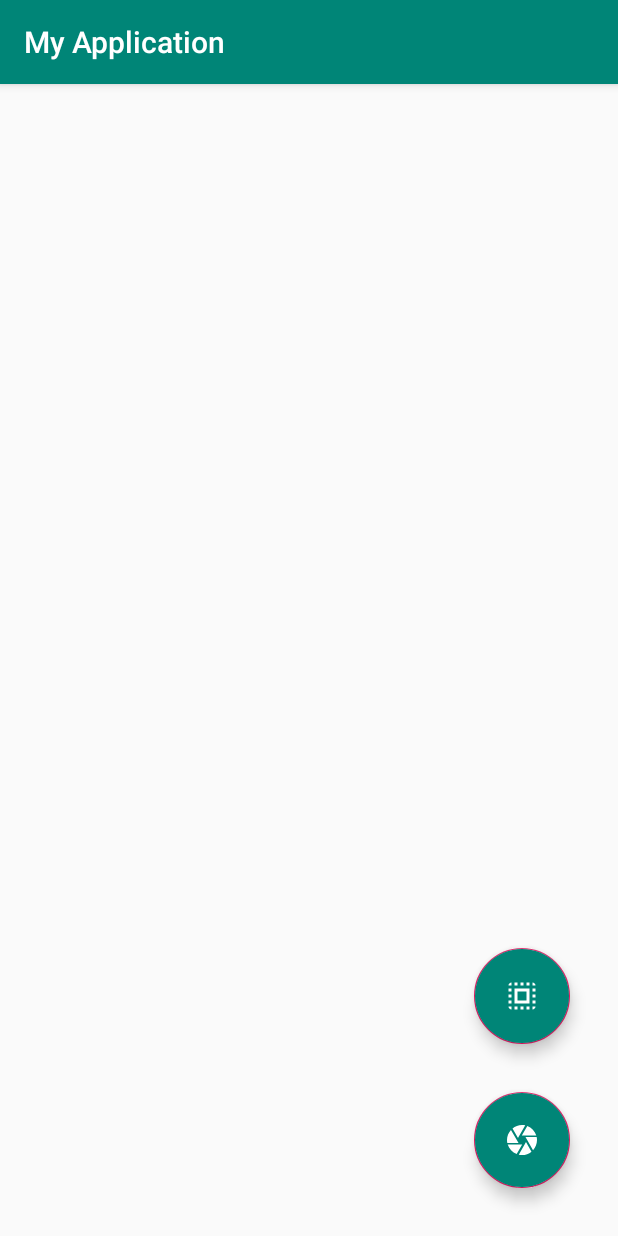
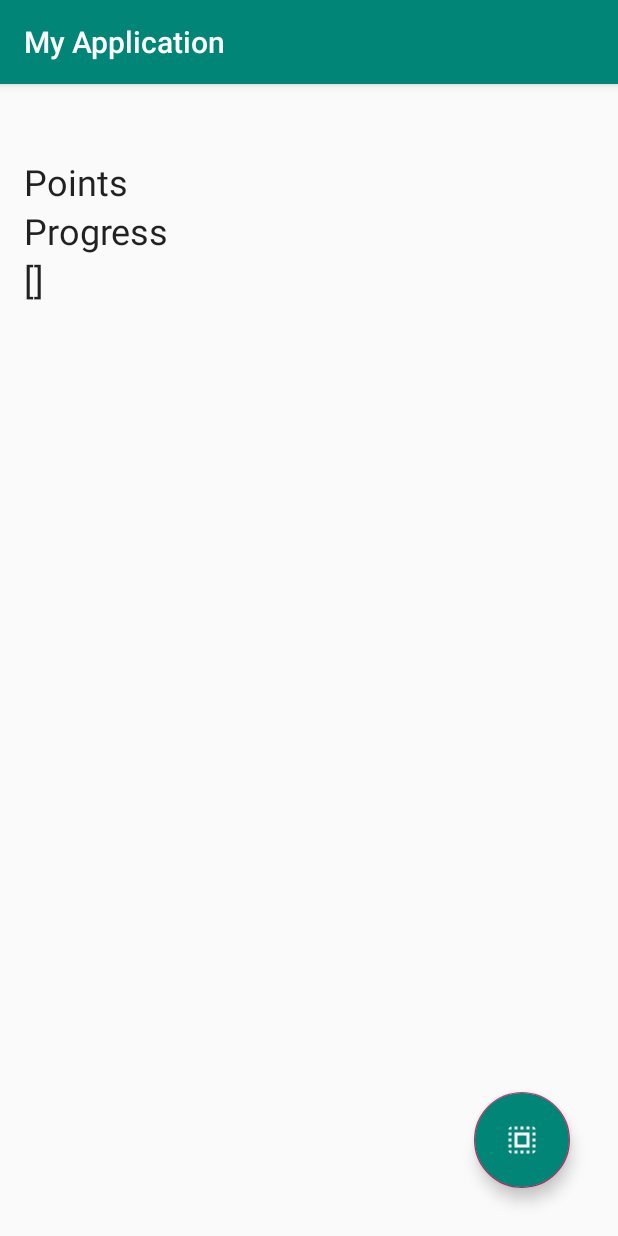
Before and after one commit to rafal-adamek/larp, an Android app: the screen it shows after launch (MainActivity), on a phone screen of 412 x 824 dp. Run offline under Robolectric (Android 15) with nearby library versions, the light colour scheme and no system bars; our stand-ins replace RxJava; libraries missing offline, so code that uses them is left out: com.google.firebase.ml.

Commit message:
Gamification
Working gaming logic

Co-authored-by: JKKrutak <jkkrutak@gmail.com>

```diff
--- a/app/src/main/AndroidManifest.xml
+++ b/app/src/main/AndroidManifest.xml
@@ -1,6 +1,6 @@
 <?xml version="1.0" encoding="utf-8"?>
 <manifest xmlns:android="http://schemas.android.com/apk/res/android"
-          package="com.up.larp">
+          xmlns:tools="http://schemas.android.com/tools" package="com.up.larp">
     <uses-permission android:name="android.permission.CAMERA"/>
 
     <uses-permission android:name="android.permission.ACCESS_COARSE_LOCATION" />
@@ -12,7 +12,8 @@
             android:roundIcon="@mipmap/ic_launcher_round"
             android:supportsRtl="true"
             android:theme="@style/AppTheme">
-        <activity android:name=".MainActivity">
+        <activity android:name=".MainActivity" android:screenOrientation="portrait"
+                  tools:ignore="LockedOrientationActivity">
             <intent-filter>
                 <action android:name="android.intent.action.MAIN"/>
 
--- a/app/src/main/java/com/up/larp/MainActivity.java
+++ b/app/src/main/java/com/up/larp/MainActivity.java
@@ -4,34 +4,34 @@ import android.Manifest;
 import android.content.Intent;
 import android.content.pm.PackageManager;
 import android.graphics.Bitmap;
+import android.os.Bundle;
 import android.provider.MediaStore;
 import android.view.View;
+import android.widget.EditText;
 import android.widget.ImageView;
+import android.widget.TextView;
 import android.widget.Toast;
-
-import androidx.annotation.NonNull;
+import androidx.appcompat.app.AlertDialog;
 import androidx.appcompat.app.AppCompatActivity;
 import androidx.core.app.ActivityCompat;
 import androidx.core.content.ContextCompat;
-
-import android.os.Bundle;
-
-import com.google.android.gms.tasks.OnFailureListener;
-import com.google.android.gms.tasks.OnSuccessListener;
 import com.google.android.material.floatingactionbutton.FloatingActionButton;
-import com.google.firebase.ml.vision.FirebaseVision;
 import com.google.firebase.ml.vision.common.FirebaseVisionImage;
-import com.google.firebase.ml.vision.label.FirebaseVisionImageLabel;
-import com.google.firebase.ml.vision.label.FirebaseVisionImageLabeler;
+import com.up.larp.gaming.Game;
+import com.up.larp.geo.GeoProvider;
+import com.up.larp.json.LarpJsonParser;
 import com.up.larp.json.LarpObject;
 import com.up.larp.labeling.ImageLabeler;
 import com.up.larp.qr.QrScanner;
-import com.up.larp.json.LarpJsonParser;
 
-import java.util.ArrayList;
 import java.util.List;
 
-public class MainActivity extends AppCompatActivity implements ImageLabeler.LabelCallback, LarpJsonParser.JsonResultCallback {
+public class MainActivity extends AppCompatActivity implements ImageLabeler.LabelCallback, LarpJsonParser.JsonResultCallback, Game.GameCallback {
+
+    private Game game;
+
+    FloatingActionButton fab;
+    FloatingActionButton qrFab;
 
     @Override
     protected void onCreate(Bundle savedInstanceState) {
@@ -70,13 +70,20 @@ public class MainActivity extends AppCompatActivity implements ImageLabeler.Labe
             Toast.makeText(getApplicationContext(), "Permissions already granted", Toast.LENGTH_SHORT).show();
         }
 
+        fab = findViewById(R.id.fabCamera);
+        qrFab = findViewById(R.id.fabQr);
 
-        FloatingActionButton fab = findViewById(R.id.fabCamera);
-        FloatingActionButton qrFab = findViewById(R.id.fabQr);
 
         fab.setOnClickListener(v -> dispatchTakePictureIntent(REQUEST_IMAGE_CAPTURE));
 
         qrFab.setOnClickListener(v -> dispatchTakePictureIntent(REQUEST_QR_SCAN));
+
+        GeoProvider geoProvider = new GeoProvider(this);
+
+        game = new Game(this);
+        game.attachGeoProvider(geoProvider.subscribe());
+
+        promptUsername();
     }
 
     private void dispatchTakePictureIntent(int request) {
@@ -103,12 +110,20 @@ public class MainActivity extends AppCompatActivity implements ImageLabeler.Labe
 
     @Override
     public void onLabelsReady(List<String> labels) {
-        Toast.makeText(this, labels.toString(), Toast.LENGTH_LONG).show();
+        runOnUiThread(() -> {
+            Toast.makeText(this, labels.toString(), Toast.LENGTH_LONG).show();
+            game.verifyLabels(labels);
+        });
     }
 
     @Override
     public void onJsonObjectReceived(List<LarpObject> larpObjects) {
-        runOnUiThread(() -> Toast.makeText(this, larpObjects.toString(), Toast.LENGTH_LONG).show());
+        runOnUiThread(() -> {
+            game.setLarpObjects(larpObjects);
+            fab.setVisibility(View.VISIBLE);
+            qrFab.setVisibility(View.GONE);
+            if (larpObjects.size() > 0) Toast.makeText(this, "Objects fetched", Toast.LENGTH_LONG).show();
+        });
     }
 
     private void parseQr(Bitmap image) {
@@ -130,6 +145,48 @@ public class MainActivity extends AppCompatActivity implements ImageLabeler.Labe
 
     }
 
+    @Override
+    public void onGameFinished(String username, int points) {
+        TextView textView = findViewById(R.id.endgame);
+        textView.setText("You win, " + username);
+        fab.setVisibility(View.GONE);
+//        qrFab.setVisibility(View.VISIBLE);
+    }
+
+    @Override
+    public void onNextLevel(Game game) {
+        TextView name = findViewById(R.id.name);
+        TextView points = findViewById(R.id.points);
+        TextView progress = findViewById(R.id.progress);
+        TextView labels = findViewById(R.id.labels);
+
+        name.setText(game.getUsername());
+        points.setText("Points: " + game.getPoints());
+        progress.setText("Progress: " + game.getProgress() + " / " + game.getLarpObjects().size());
+        labels.setText("Label: " + game.getLarpObjects().get(game.getProgress() - 1).getLabel());
+    }
+
+    @Override
+    public void onFailedScan(String hint) {
+        TextView endgame = findViewById(R.id.endgame);
+        endgame.setText(hint);
+    }
+
     static final int REQUEST_IMAGE_CAPTURE = 1;
     static final int REQUEST_QR_SCAN = 2;
+
+    private void promptUsername() {
+        EditText et = new EditText(this);
+
+        new AlertDialog.Builder(this)
+                .setTitle("Set username")
+                .setView(et)
+                .setCancelable(false)
+                .setPositiveButton("OK", (dialog, which) -> {
+                    game.setUsername(et.getText().toString().isEmpty() ? "Unknown" : et.getText().toString());
+
+                    TextView name = findViewById(R.id.name);
+                    name.setText(game.getUsername());
+                }).show();
+    }
 }
--- /dev/null
+++ b/app/src/main/java/com/up/larp/gaming/Game.java
@@ -0,0 +1,99 @@
+package com.up.larp.gaming;
+
+import com.up.larp.geo.SimpleLocation;
+import com.up.larp.json.LarpObject;
+import io.reactivex.rxjava3.core.Observable;
+
+import java.text.DecimalFormat;
+import java.util.List;
+
+public class Game {
+
+    private List<LarpObject> larpObjects;
+    private int progress = 0;
+    private int points = 0;
+    private String username;
+    private GameCallback callback;
+    private SimpleLocation currentLocation;
+
+    public Game(GameCallback callback) {
+        this.callback = callback;
+    }
+
+    public void attachGeoProvider(Observable<SimpleLocation> locationObservable) {
+        locationObservable.subscribe(location -> this.currentLocation = location);
+    }
+
+    public List<LarpObject> getLarpObjects() {
+        return larpObjects;
+    }
+
+    public void setLarpObjects(List<LarpObject> larpObjects) {
+        this.larpObjects = larpObjects;
+    }
+
+    public int getProgress() {
+        return progress;
+    }
+
+    public boolean verifyLabels(List<String> labels) {
+        LarpObject larpObject = larpObjects.get(progress);
+
+        DecimalFormat format = new DecimalFormat("#.##");
+
+        if (labels.contains(larpObject.getLabel())) {
+            if (format.format(currentLocation.lat).equals(format.format(larpObject.getLat()))) {
+                advance();
+                return true;
+            }
+        }
+
+        String hint = "Wrong object";
+
+        double larpLat = truncate(larpObject.getLat());
+        double larpLon = truncate(larpObject.getLon());
+        double lat = truncate(currentLocation.lat);
+        double lon = truncate(currentLocation.lon);
+
+        if (lat > larpLat) hint = "Go west"; else if(lat < larpLat) hint = "Go east";
+        if (lon > larpLon) hint = "Go south"; else if(lon < larpLon) hint = "Go north";
+
+        callback.onFailedScan(hint);
+
+        return false;
+    }
+
+    private double truncate(double value) {
+        return Math.floor(value * 100) / 100;
+    }
+
+
+    private void advance() {
+        progress++;
+        points += 10;
+        callback.onNextLevel(this);
+        if(progress == larpObjects.size()) {
+            callback.onGameFinished(username, points);
+        }
+    }
+
+    public String getUsername() {
+        return username;
+    }
+
+    public void setUsername(String username) {
+        this.username = username;
+    }
+
+    public int getPoints() {
+        return points;
+    }
+
+
+    public interface GameCallback {
+        void onNextLevel(Game game);
+        void onFailedScan(String hint);
+        void onGameFinished(String username, int points);
+    }
+
+}
--- a/app/src/main/java/com/up/larp/geo/GeoProvider.java
+++ b/app/src/main/java/com/up/larp/geo/GeoProvider.java
@@ -25,23 +25,15 @@ public class GeoProvider {
     public GeoProvider(Activity activity) {
         fusedLocationClient = LocationServices.getFusedLocationProviderClient(activity);
 
-        Observable.interval(20, TimeUnit.SECONDS)
+        Observable.interval(2, TimeUnit.SECONDS)
                 .subscribeOn(Schedulers.io())
                 .observeOn(Schedulers.io())
-                .subscribe(new Consumer<Long>() {
-                    @Override
-                    public void accept(Long aLong) {
-                        fusedLocationClient.getLastLocation()
-                                .addOnSuccessListener(new OnSuccessListener<Location>() {
-                                    @Override
-                                    public void onSuccess(Location location) {
-                                        if (location != null) {
-                                            locationSubject.onNext(new SimpleLocation(location.getLatitude(), location.getLongitude()));
-                                        }
-                                    }
-                                });
-                    }
-                });
+                .subscribe(aLong -> fusedLocationClient.getLastLocation()
+                        .addOnSuccessListener(location -> {
+                            if (location != null) {
+                                locationSubject.onNext(new SimpleLocation(location.getLatitude(), location.getLongitude()));
+                            }
+                        }));
 
     }
 
--- a/app/src/main/res/layout/activity_main.xml
+++ b/app/src/main/res/layout/activity_main.xml
@@ -6,6 +6,58 @@
         android:layout_width="match_parent"
         android:layout_height="match_parent"
         tools:context=".MainActivity">
+
+    <TextView android:id="@+id/name"
+              android:layout_width="0dp"
+              android:layout_height="wrap_content"
+              android:layout_margin="16dp"
+              android:textAppearance="@style/TextAppearance.MaterialComponents.Headline5"
+              app:layout_constraintLeft_toLeftOf="parent"
+              app:layout_constraintTop_toTopOf="parent"
+              app:layout_constraintRight_toLeftOf="@id/img"
+    />
+
+    <TextView
+            android:id="@+id/points"
+            android:layout_width="0dp" android:layout_height="wrap_content"
+            android:text="Points"
+            android:textAppearance="@style/TextAppearance.MaterialComponents.Headline5"
+            app:layout_constraintTop_toBottomOf="@id/name"
+            app:layout_constraintLeft_toLeftOf="@id/name"
+            app:layout_constraintRight_toRightOf="@id/name"/>
+
+    <TextView
+            android:id="@+id/progress"
+            android:layout_width="0dp" android:layout_height="wrap_content"
+            android:text="Progress"
+            android:textAppearance="@style/TextAppearance.MaterialComponents.Headline5"
+            app:layout_constraintTop_toBottomOf="@id/points"
+            app:layout_constraintLeft_toLeftOf="@id/points"
+            app:layout_constraintRight_toRightOf="@id/points"/>
+
+    <TextView
+            android:id="@+id/labels"
+            android:layout_width="0dp" android:layout_height="wrap_content"
+            android:text="[]"
+            android:textAppearance="@style/TextAppearance.MaterialComponents.Headline5"
+            app:layout_constraintTop_toBottomOf="@id/progress"
+            app:layout_constraintLeft_toLeftOf="@id/progress"
+            app:layout_constraintRight_toRightOf="@id/progress"/>
+
+
+    <TextView
+            android:id="@+id/endgame"
+            android:layout_width="0dp" android:layout_height="wrap_content"
+            android:text=""
+            android:textAppearance="@style/TextAppearance.MaterialComponents.Headline3"
+
+            app:layout_constraintLeft_toLeftOf="parent"
+            app:layout_constraintRight_toRightOf="parent"
+            app:layout_constraintTop_toBottomOf="@id/img"
+
+            app:layout_constraintBottom_toBottomOf="parent"
+            android:layout_margin="32dp"
+            />
 
     <com.google.android.material.floatingactionbutton.FloatingActionButton
             android:id="@+id/fabQr"
@@ -28,19 +80,19 @@
             android:layout_marginBottom="32dp"
             android:backgroundTint="@color/colorPrimary"
             android:src="@drawable/ic_camera"
+            android:visibility="gone"
             app:fabCustomSize="64dp"
             app:layout_constraintBottom_toBottomOf="parent"
             app:layout_constraintRight_toRightOf="parent"
             tools:ignore="RtlHardcoded"/>
 
     <ImageView
-            app:layout_constraintLeft_toLeftOf="parent"
+            android:id="@+id/img"
             app:layout_constraintTop_toTopOf="parent"
-            app:layout_constraintBottom_toBottomOf="parent"
             app:layout_constraintRight_toRightOf="parent"
-            android:layout_width="250dp"
+            android:layout_margin="32dp"
+            android:layout_width="200dp"
             android:layout_height="250dp"
-            android:id="@+id/img"
             tools:ignore="ContentDescription"/>
 
 </androidx.constraintlayout.widget.ConstraintLayout>
```
